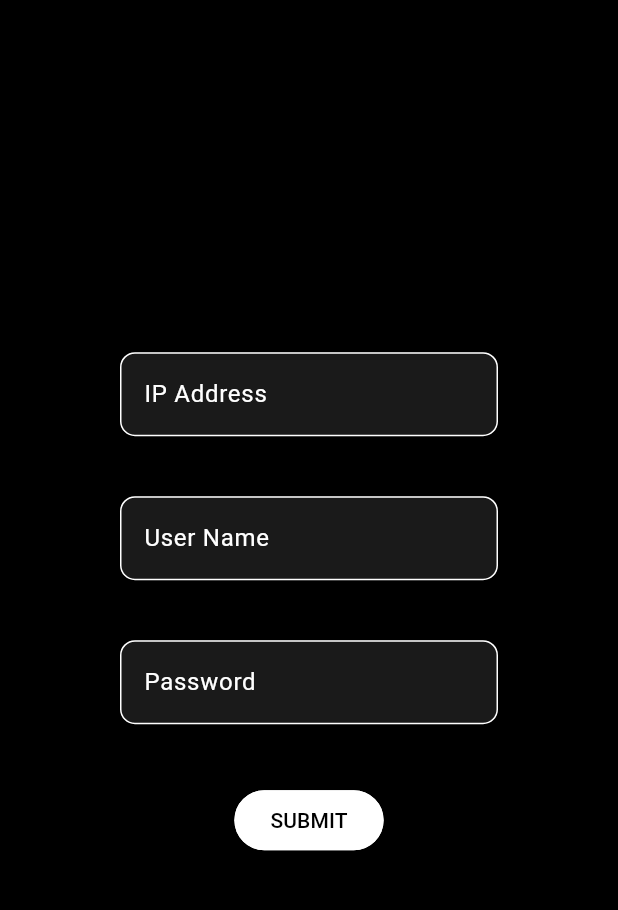
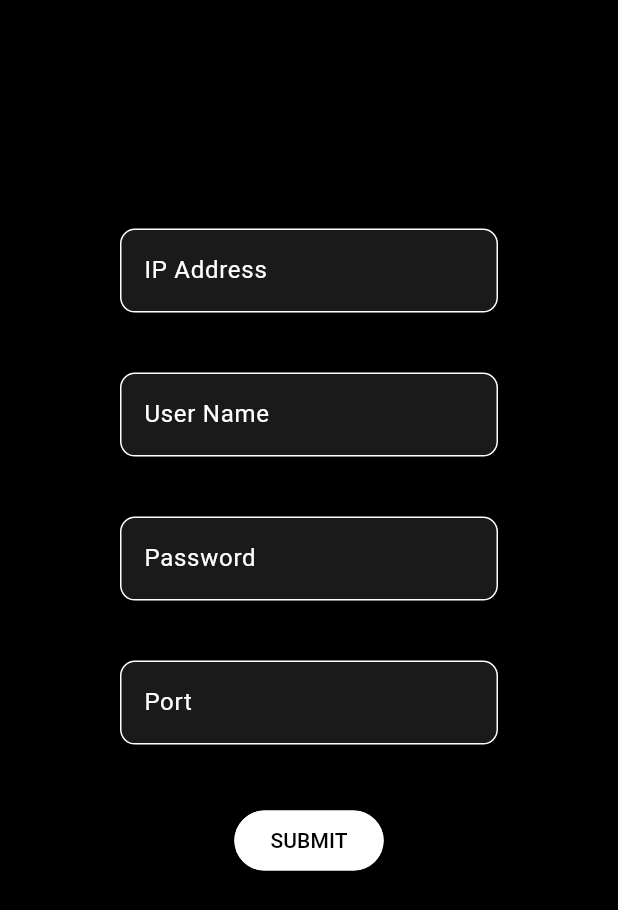
Before and after one commit to Nevish-302/LiquidGalaxy, a Flutter app: the Setting screen opened directly, on a phone screen of 412 x 824 dp. Shown: the top 910 px of the screen. Run offline on Flutter 3.47's test engine with Material 3 defaults, Android fonts, the phone set to English and light mode, and no system bars; our stand-ins replace get, velocity_x; missing offline and left inert: dartssh2; network calls fail.

Commit message:
button-fixes

```diff
--- a/lib/LiquidG.dart
+++ b/lib/LiquidG.dart
@@ -14,12 +14,14 @@ class LiquidButtons extends StatefulWidget {
   var ip;
   var user;
   String pass;
+  int port;
 
   LiquidButtons({
     Key? key,
     required this.ip,
     required this.user,
     required this.pass,
+    required this.port,
   }) : super(key: key);
 
 
@@ -68,12 +70,9 @@ class _LiquidButtonsState extends State<LiquidButtons> {
 
   //-----------------------reboot function -----------------------------------------//
   Future<void> reboot() async {
-
-
-
     final client = SSHClient(
       await SSHSocket.connect(widget.ip
-          , 22,
+          , widget.port,
           timeout: const Duration(seconds: 5)),
       username: widget.user
       // 'lg'
@@ -107,7 +106,7 @@ class _LiquidButtonsState extends State<LiquidButtons> {
           widget.ip
            //'192.168.56.101'
           ,
-          22,
+          widget.port,
           timeout: const Duration(seconds: 5)),
       username:
       widget.user
@@ -131,7 +130,7 @@ class _LiquidButtonsState extends State<LiquidButtons> {
           widget.ip
           // '192.168.56.101'
           ,
-          22,
+          widget.port,
           timeout: const Duration(seconds: 5)),
       username: widget.user
       // 'lg'
@@ -160,10 +159,8 @@ class _LiquidButtonsState extends State<LiquidButtons> {
   Future<void> onlgRig() async {
     final client = SSHClient(
       await SSHSocket.connect(
-
-          widget.ip
-          ,
-          22,
+          widget.ip,
+          widget.port,
           timeout: const Duration(seconds: 5)),
       username: widget.user
       // 'lg'
@@ -230,6 +227,21 @@ class _LiquidButtonsState extends State<LiquidButtons> {
                   width: MediaQuery.of(context).size.width * 1,
 
                 ).p(30),
+                Container(
+                  decoration: BoxDecoration(
+                    borderRadius: BorderRadius.circular(50),
+                    color: widget.ip == ''? Colors.red.withOpacity(0.5) : Colors.white.withOpacity(0.1),
+                  ),
+                  height: MediaQuery.of(context).size.height * 0.1,
+                  width: MediaQuery.of(context).size.width * 1,
+                  child: TextButton(
+                    child: Text('Change Setting',
+                        style: TextStyle(fontSize: 23, color: Colors.white)),
+                    onPressed: () {
+                      Get.to( Setting());
+                    },
+                  ),
+                ).p(20),
                 Container(
                   decoration: BoxDecoration(
                     borderRadius: BorderRadius.circular(50),
--- a/lib/Settings.dart
+++ b/lib/Settings.dart
@@ -23,16 +23,20 @@ class _SettingState extends State<Setting> {
 
   String pass='';
 
+  int port = 22;
+
   @override
   Widget build(BuildContext context) {
     return Scaffold(
       backgroundColor: Colors.black,
       body: Container(
-        height: MediaQuery.of(context).size.height*0.6,
+        height: MediaQuery.of(context).size.height*0.8,
         decoration: BoxDecoration(
           borderRadius: BorderRadius.circular(10),
           color: Colors.black.withOpacity(0.8),
         ),
+        child: SingleChildScrollView(
+          scrollDirection: Axis.vertical,
           child: Column(
             children: [
               TextField(
@@ -54,7 +58,7 @@ class _SettingState extends State<Setting> {
                     )),
 
                 // keyboardType: TextInputType.number,
-              onSubmitted: (v) {
+                onChanged: (v) {
                   ip=v;
                 },
               ).p(20),
@@ -76,7 +80,7 @@ class _SettingState extends State<Setting> {
                       borderRadius: BorderRadius.circular(10),
                     )),
                 // keyboardType: TextInputType.number,
-              onSubmitted: (v) {
+                onChanged: (v) {
                   user = v;
                 },
               ).p(20),
@@ -98,13 +102,34 @@ class _SettingState extends State<Setting> {
                       borderRadius: BorderRadius.circular(10),
                     )),
                 // keyboardType: TextInputType.number,
-              onSubmitted: (v) {
+                onChanged: (v) {
                   pass = v;
                 },
               ).p(20),
-
+              TextField(
+                style: TextStyle(color: Colors.white),
+                decoration: InputDecoration(
+                    focusedBorder: OutlineInputBorder(
+                      borderSide: BorderSide(color: Colors.white),
+                      borderRadius: BorderRadius.circular(10),
+                    ),
+                    enabledBorder: OutlineInputBorder(
+                      borderSide: BorderSide(color: Colors.white),
+                      borderRadius: BorderRadius.circular(10),
+                    ),
+                    filled: true,
+                    fillColor: Colors.white.withOpacity(.1),
+                    label: "Port".text.white.make(),
+                    border: OutlineInputBorder(
+                      borderRadius: BorderRadius.circular(10),
+                    )),
+                // keyboardType: TextInputType.number,
+                onChanged: (v) {
+                  port = int.parse(v);
+                },
+              ).p(20),
               ElevatedButton(onPressed: (){
-              Get.to( LiquidButtons(ip:ip,user: user,pass: pass));
+                Get.to( LiquidButtons(ip:ip,user: user,pass: pass, port: port));
 
 
               }, child: Text("SUBMIT", style: TextStyle(color: Colors.black),),
@@ -120,6 +145,7 @@ class _SettingState extends State<Setting> {
               ).p(20)
             ],
           ).p(50),
+        ),
       ).centered().p(10),
     );
   }
--- a/lib/main.dart
+++ b/lib/main.dart
@@ -8,6 +8,7 @@ import 'package:dartssh2/dartssh2.dart';
 import 'package:flutter/material.dart';
 import 'package:flutter/services.dart';
 import 'package:get/get.dart';
+import 'package:liquid_galaxy_rig/LiquidG.dart';
 import 'package:velocity_x/velocity_x.dart';
 import 'Settings.dart';
 
@@ -28,7 +29,7 @@ class MyApp extends StatelessWidget {
         colorScheme: ColorScheme.fromSeed(seedColor: Colors.deepPurple),
         useMaterial3: true,
       ),
-      home:  Setting(),
+      home:  LiquidButtons(ip: "", user: "", pass: "", port: 22),
     );
   }
 }
```
Also changed, not shown: 1 other file. Lines whose indentation alone changed are shown as unchanged.
